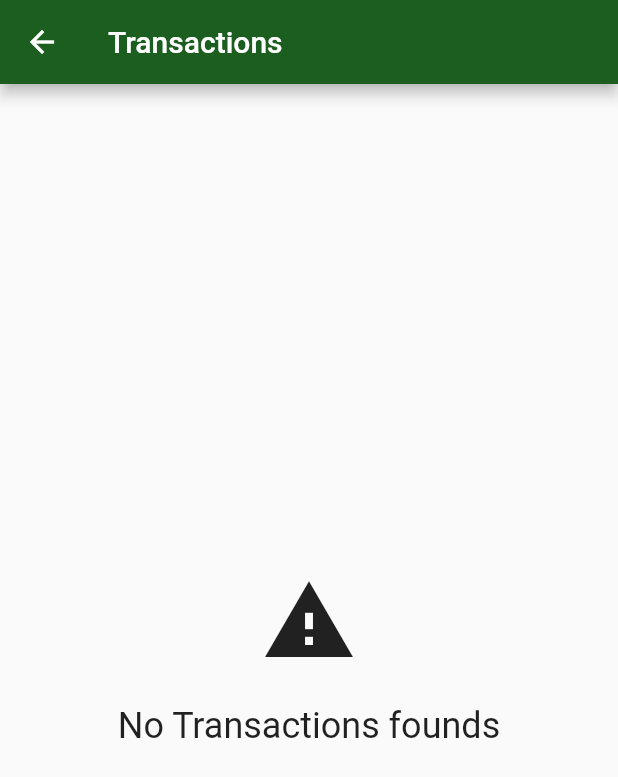
After one commit to adilsonoj/bytebank, a Flutter app: the screen it shows after launch, after a tap on "TransactionFeed", on a phone screen of 412 x 824 dp. The commit adds this screen. Shown: the top 777 px of the screen. Run offline on Flutter 3.47's test engine with Material 2 defaults, Android fonts, the phone set to English and light mode, and no system bars; our stand-ins replace google_sign_in, sqflite; accounts and stored records are empty; network calls fail.

Commit message:
adiciona integraçao das transaçoes com webapi

```diff
--- /dev/null
+++ b/lib/components/centered_message.dart
@@ -0,0 +1,41 @@
+import 'package:flutter/material.dart';
+
+class CenteredMessage extends StatelessWidget {
+  final String message;
+  final IconData icon;
+  final double iconSize;
+  final double fontSize;
+
+  CenteredMessage(
+    this.message, {
+    this.icon,
+    this.iconSize = 64,
+    this.fontSize = 24,
+  });
+
+  @override
+  Widget build(BuildContext context) {
+    return Center(
+      child: Column(
+        mainAxisAlignment: MainAxisAlignment.center,
+        crossAxisAlignment: CrossAxisAlignment.center,
+        children: <Widget>[
+          Visibility(
+            child: Icon(
+              icon,
+              size: iconSize,
+            ),
+            visible: icon != null,
+          ),
+          Padding(
+            padding: const EdgeInsets.only(top: 24.0),
+            child: Text(
+              message,
+              style: TextStyle(fontSize: fontSize),
+            ),
+          ),
+        ],
+      ),
+    );
+  }
+}
--- /dev/null
+++ b/lib/components/progress.dart
@@ -0,0 +1,21 @@
+import 'package:flutter/material.dart';
+
+class Progress extends StatelessWidget {
+  final String message;
+
+  const Progress({this.message = "Loading"});
+
+  @override
+  Widget build(BuildContext context) {
+    return Center(
+      child: Column(
+        mainAxisAlignment: MainAxisAlignment.center,
+        crossAxisAlignment: CrossAxisAlignment.center,
+        children: [
+          CircularProgressIndicator(),
+          Text(this.message),
+        ],
+      ),
+    );
+  }
+}
--- /dev/null
+++ b/lib/http/tansaction_service.dart
@@ -0,0 +1,49 @@
+import 'dart:convert';
+
+import 'package:bytebank/models/contact.dart';
+import 'package:bytebank/models/transaction.dart';
+import 'package:http/http.dart';
+
+const String baseUrl = "https://drf-tst.herokuapp.com/";
+
+Future<List<Transaction>> findAll() async {
+  final response =
+      await get("${baseUrl}transactionlist/").timeout(Duration(seconds: 5));
+
+  if (response.statusCode == 200) {
+    List<dynamic> json = jsonDecode(response.body);
+    List<Transaction> list = List();
+
+    for (Map<String, dynamic> element in json) {
+      final transaction = Transaction(
+          value: double.tryParse(element['value']),
+          contact: Contact(
+            element['client']['id'],
+            element['client']['name'],
+            int.tryParse(element['client']['account']['account_number']),
+          ));
+      list.add(transaction);
+    }
+
+    return list;
+  } else {
+    throw Exception('$response.statusCode');
+  }
+}
+
+void save(Transaction transaction) async {
+  final Map<String, dynamic> transactionMap = {
+    'value': transaction.value,
+    'client': transaction.contact.id,
+  };
+
+  final String transactionJson = jsonEncode(transactionMap);
+
+  final response = await post("${baseUrl}transactions/",
+      headers: {
+        'Content-type': 'application/json',
+      },
+      body: transactionJson);
+
+  print(response.statusCode);
+}
--- a/lib/main.dart
+++ b/lib/main.dart
@@ -1,11 +1,13 @@
+import 'package:bytebank/http/tansaction_service.dart';
+import 'package:bytebank/models/contact.dart';
 import 'package:bytebank/models/saldo.dart';
+import 'package:bytebank/models/transaction.dart';
 import 'package:bytebank/models/transferencies.dart';
-import 'package:bytebank/screen/conta/dashboard_transferency.dart';
 import 'package:bytebank/screen/dashboard/dashboard.dart';
 import 'package:flutter/material.dart';
 import 'package:provider/provider.dart';
 
-void main() {
+void main() async {
   runApp(
     MultiProvider(
       providers: [
@@ -19,6 +21,7 @@ void main() {
       child: Bytebank(),
     ),
   );
+  save(Transaction(value: 300.0, contact: Contact(3, "Evelyn", 5000)));
 }
 
 class Bytebank extends StatelessWidget {
--- /dev/null
+++ b/lib/models/transaction.dart
@@ -0,0 +1,21 @@
+import 'package:bytebank/models/contact.dart';
+
+class Transaction {
+  final double value;
+  final Contact contact;
+
+  Transaction({this.value, this.contact});
+
+  factory Transaction.fromJson(Map<String, dynamic> json) {
+    return Transaction(
+      value: double.tryParse(json['value']),
+      contact: Contact(json['client']['id'], json['client']['name'],
+          json['client']['account']['account_number']),
+    );
+  }
+
+  @override
+  String toString() {
+    return 'Transaction{value: $value, contact: $contact}';
+  }
+}
--- /dev/null
+++ b/lib/screen/conta/transaction_list.dart
@@ -0,0 +1,71 @@
+import 'package:bytebank/components/centered_message.dart';
+import 'package:bytebank/components/progress.dart';
+import 'package:bytebank/http/tansaction_service.dart';
+import 'package:bytebank/models/transaction.dart';
+import 'package:flutter/material.dart';
+
+class TransactionsList extends StatelessWidget {
+  @override
+  Widget build(BuildContext context) {
+    //transactions.add(Transaction(100.0, Contact(0, 'Alex', 1000)));
+    return Scaffold(
+      appBar: AppBar(
+        title: Text('Transactions'),
+      ),
+      body: FutureBuilder<List<Transaction>>(
+        future: findAll(),
+        builder: (context, snapshot) {
+          switch (snapshot.connectionState) {
+            case ConnectionState.none:
+              break;
+            case ConnectionState.waiting:
+              return Progress();
+              break;
+            case ConnectionState.active:
+              break;
+            case ConnectionState.done:
+              if (snapshot.hasData) {
+                final List<Transaction> transactions = snapshot.data;
+
+                if (transactions.isNotEmpty) {
+                  return ListView.builder(
+                    itemBuilder: (context, index) {
+                      final Transaction transaction = transactions[index];
+                      return Card(
+                        child: ListTile(
+                          leading: Icon(Icons.monetization_on),
+                          title: Text(
+                            transaction.value.toString(),
+                            style: TextStyle(
+                              fontSize: 24.0,
+                              fontWeight: FontWeight.bold,
+                            ),
+                          ),
+                          subtitle: Text(
+                            transaction.contact.accountNumber.toString(),
+                            style: TextStyle(
+                              fontSize: 16.0,
+                            ),
+                          ),
+                        ),
+                      );
+                    },
+                    itemCount: transactions.length,
+                  );
+                }
+              }
+
+              return CenteredMessage(
+                'No Transactions founds',
+                icon: Icons.warning,
+              );
+
+              break;
+          }
+
+          return CenteredMessage('Unknow Error');
+        },
+      ),
+    );
+  }
+}
--- a/lib/screen/dashboard/contact_list.dart
+++ b/lib/screen/dashboard/contact_list.dart
@@ -1,3 +1,4 @@
+import 'package:bytebank/components/progress.dart';
 import 'package:flutter/material.dart';
 import 'package:bytebank/dao/contact_dao.dart';
 import 'package:bytebank/models/contact.dart';
@@ -25,16 +26,7 @@ class _ContactListState extends State<ContactList> {
             case ConnectionState.none:
               break;
             case ConnectionState.waiting:
-              return Center(
-                child: Column(
-                  mainAxisAlignment: MainAxisAlignment.center,
-                  crossAxisAlignment: CrossAxisAlignment.center,
-                  children: [
-                    CircularProgressIndicator(),
-                    Text('Loadind...'),
-                  ],
-                ),
-              );
+              return Progress();
               break;
             case ConnectionState.active:
               // se fosse um download consegue pegar o progresso(stream)
--- a/lib/screen/dashboard/dashboard.dart
+++ b/lib/screen/dashboard/dashboard.dart
@@ -1,4 +1,5 @@
 import 'package:bytebank/screen/conta/dashboard_transferency.dart';
+import 'package:bytebank/screen/conta/transaction_list.dart';
 import 'package:bytebank/screen/dashboard/card.dart';
 import 'package:bytebank/screen/dashboard/contact_list.dart';
 import 'package:flutter/material.dart';
@@ -41,11 +42,11 @@ class Dashboard extends StatelessWidget {
                   },
                 ),
                 DashboardCard(
-                  'Transfer',
+                  'TransactionFeed',
                   Icons.monetization_on,
                   onClick: () {
                     Navigator.of(context).push(MaterialPageRoute(
-                      builder: (context) => DashboardTransferencia(),
+                      builder: (context) => TransactionsList(),
                     ));
                   },
                 ),
```
